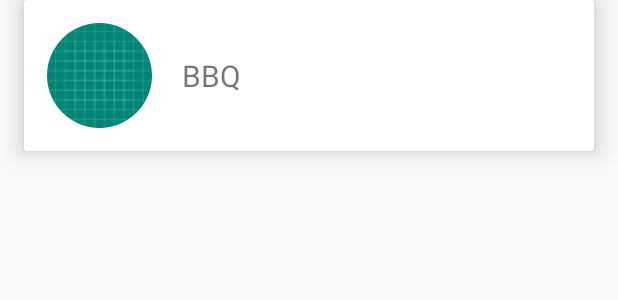
After one commit to nickand/Food-Receipes, an Android app: the layout layout_category_list_item.xml on its own in the app's theme, with its tools: preview values and no code run, on a phone screen of 412 x 824 dp. The commit adds this screen. Shown: the top 300 px of the screen. Run offline under Robolectric (Android 15) with nearby library versions, the phone set to English and light mode, and no system bars.

Commit message:
Create CategoryViewHolder, Fix onBackPressed navigation, Add Scroll Listener to hide Search bar

```diff
--- a/app/build.gradle
+++ b/app/build.gradle
@@ -15,6 +15,9 @@ android {
             minifyEnabled false
             proguardFiles getDefaultProguardFile('proguard-android-optimize.txt'), 'proguard-rules.pro'
         }
+    }
+    lintOptions {
+        disable "ResourceType"
     }
 }
 
@@ -58,4 +61,7 @@ dependencies {
     //Glide
     implementation "com.github.bumptech.glide:glide:$glideVersion"
     annotationProcessor "com.github.bumptech.glide:compiler:$glideVersion"
+
+    // Circle ImageView
+    implementation 'de.hdodenhof:circleimageview:3.0.0'
 }
--- /dev/null
+++ b/app/src/main/res/layout/layout_category_list_item.xml
@@ -0,0 +1,34 @@
+<?xml version="1.0" encoding="utf-8"?>
+<android.support.v7.widget.CardView xmlns:android="http://schemas.android.com/apk/res/android"
+    xmlns:app="http://schemas.android.com/apk/res-auto"
+    android:layout_width="match_parent"
+    android:layout_height="wrap_content"
+    android:layout_marginStart="16dp"
+    android:layout_marginEnd="16dp"
+    android:layout_marginBottom="4dp"
+    app:cardElevation="10dp">
+
+    <LinearLayout
+        android:layout_width="match_parent"
+        android:layout_height="wrap_content"
+        android:gravity="center_vertical"
+        android:orientation="horizontal"
+        android:padding="15dp">
+
+        <de.hdodenhof.circleimageview.CircleImageView
+            android:id="@+id/categoryImage"
+            android:layout_width="70dp"
+            android:layout_height="70dp"
+            android:src="@drawable/ic_launcher_background" />
+
+        <TextView
+            android:id="@+id/categoryTitle"
+            android:layout_width="wrap_content"
+            android:layout_height="wrap_content"
+            android:layout_marginStart="20dp"
+            android:text="BBQ"
+            android:textSize="20sp" />
+
+    </LinearLayout>
+
+</android.support.v7.widget.CardView>
--- a/app/src/main/res/layout/layout_recipe_list_item.xml
+++ b/app/src/main/res/layout/layout_recipe_list_item.xml
@@ -9,6 +9,8 @@
         android:id="@+id/card_view"
         android:layout_width="match_parent"
         android:layout_height="wrap_content"
+        android:layout_marginStart="16dp"
+        android:layout_marginEnd="16dp"
         app:cardElevation="10dp">
 
         <LinearLayout
```
Also changed, not shown: app/src/main/java/com/nickand/foodreceipes/RecipeListActivity.java (+56 -2 lines), app/src/main/java/com/nickand/foodreceipes/adapters/CategoryViewHolder.java (added, +32 -0 lines), app/src/main/java/com/nickand/foodreceipes/adapters/RecipeRecyclerAdapter.java (+37 -1 lines), app/src/main/java/com/nickand/foodreceipes/util/Constants.java (+15 -0 lines), app/src/main/java/com/nickand/foodreceipes/util/VerticalSpacingItemDecorator.java (added, +20 -0 lines), app/src/main/java/com/nickand/foodreceipes/viewmodel/RecipeListViewModel.java (+18 -0 lines), app/src/main/res/layout/activity_recipe_list.xml (+14 -6 lines), app/src/main/res/drawable/barbeque.jpg (added), app/src/main/res/drawable/beef.jpg (added), app/src/main/res/drawable/breakfast.jpg (added), app/src/main/res/drawable/brunch.jpg (added), app/src/main/res/drawable/chicken.jpg (added), app/src/main/res/drawable/dinner.jpg (added), app/src/main/res/drawable/italian.jpg (added), 1 more files.
